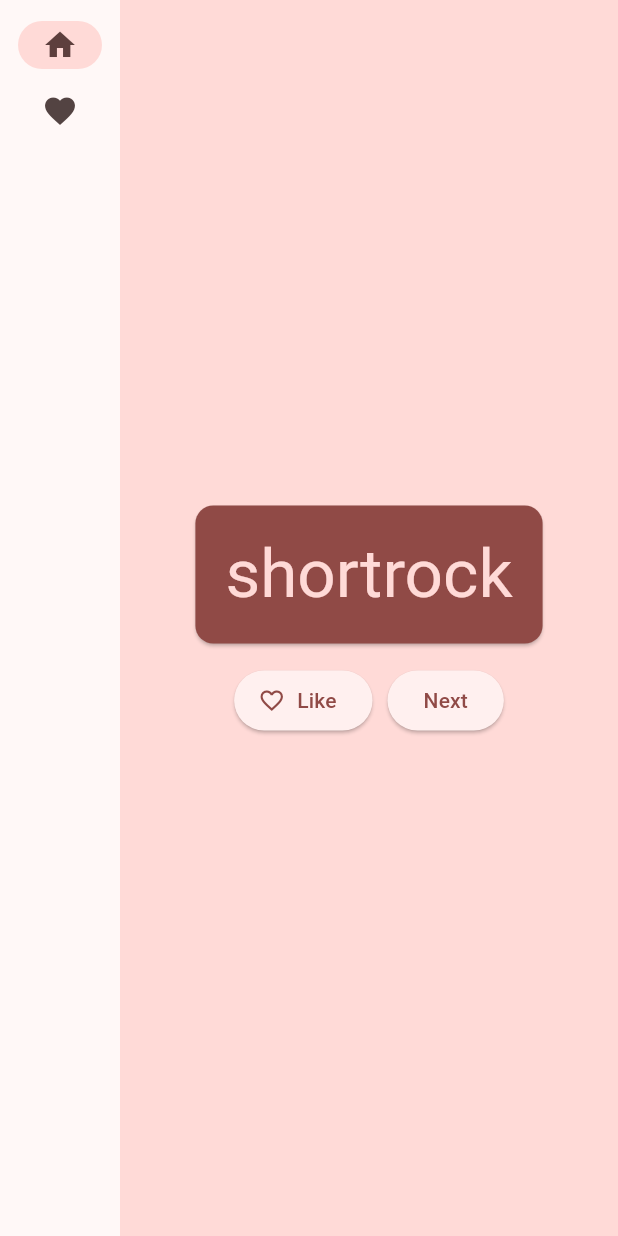
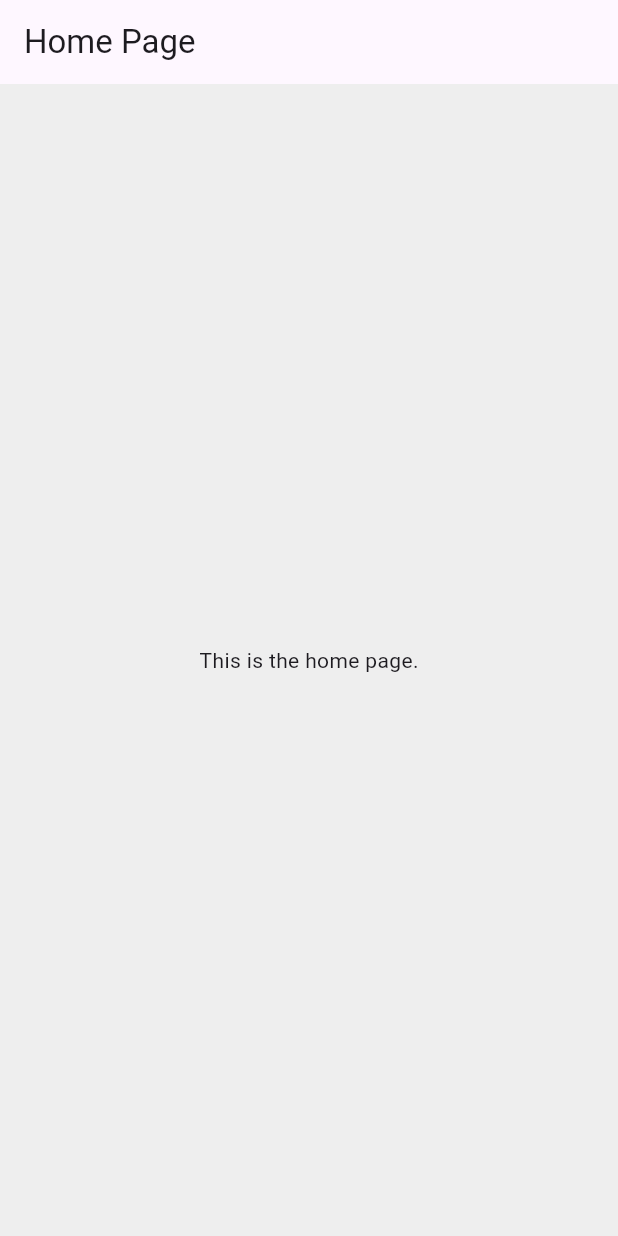
Before and after one commit to SuspectA2/Uprgrade-CRM, a Flutter app: the screen it shows after launch, on a phone screen of 412 x 824 dp. Run offline on Flutter 3.47's test engine with Material 3 defaults, Android fonts, the phone set to English and light mode, and no system bars.

Commit message:
Начало проекта с чистого листа

```diff
--- a/lib/main.dart
+++ b/lib/main.dart
@@ -1,205 +1,34 @@
-import 'package:english_words/english_words.dart';
 import 'package:flutter/material.dart';
-import 'package:provider/provider.dart';
 
 void main() {
   runApp(MyApp());
 }
 
 class MyApp extends StatelessWidget {
-  const MyApp({super.key});
-
   @override
   Widget build(BuildContext context) {
-    return ChangeNotifierProvider(
-      create: (context) => MyAppState(),
-      child: MaterialApp(
-        title: 'UpGrade CRM',
-        theme: ThemeData(
-          colorScheme: ColorScheme.fromSeed(seedColor: Colors.redAccent),
-        ),
-        home: MyHomePage(),
+    return MaterialApp(
+      title: 'Flutter Demo',
+      theme: ThemeData(
+
+        primarySwatch: Colors.green,
+        scaffoldBackgroundColor: Colors.grey[200],
+      ),
+      home: HomePage(),
+    );
+  }
+}
+
+class HomePage extends StatelessWidget {
+  @override
+  Widget build(BuildContext context) {
+    return Scaffold(
+      appBar: AppBar(
+        title: Text('Home Page'),
+      ),
+      body: Center(
+        child: Text('This is the home page.'),
       ),
     );
   }
 }
-
-class MyAppState extends ChangeNotifier {
-  var current = WordPair.random();
-  void getNext() {
-    current = WordPair.random();
-    notifyListeners();
-  }
-  var favorites = <WordPair>[];
-
-  void toggleFavorite() {
-    if (favorites.contains(current)) {
-      favorites.remove(current);
-    } else {
-      favorites.add(current);
-    }
-    notifyListeners();
-  }
-}
-
-class MyHomePage extends StatefulWidget {
-  @override
-  State<MyHomePage> createState() => _MyHomePageState();
-}
-
-class _MyHomePageState extends State<MyHomePage> {
-  var selectedIndex = 0;
-
-
-  @override
-  Widget build(BuildContext context) {
-    Widget page;
-    switch (selectedIndex) {
-      case 0:
-        page = GeneratorPage();
-        break;
-      case 1:
-        page = FavoritesPage();
-        break;
-      default:
-        throw UnimplementedError('no widget for $selectedIndex');
-    }
-    return LayoutBuilder(
-        builder: (context, constraints) {
-          return Scaffold(
-            body: Row(
-              children: [
-                SafeArea(
-                  child: NavigationRail(
-                    extended: constraints.maxWidth >= 600,
-                    destinations: [
-                      NavigationRailDestination(
-                        icon: Icon(Icons.home),
-                        label: Text('Home'),
-                      ),
-                      NavigationRailDestination(
-                        icon: Icon(Icons.favorite),
-                        label: Text('Favorites'),
-                      ),
-                    ],
-                    selectedIndex: selectedIndex,
-                    onDestinationSelected: (value) {
-                      setState(() {
-                        selectedIndex = value;
-                      });
-                    },
-                  ),
-                ),
-                Expanded(
-                  child: Container(
-                    color: Theme.of(context).colorScheme.primaryContainer,
-                    child: page,
-                  ),
-                ),
-              ],
-            ),
-          );
-        }
-    );
-  }
-}
-
-class GeneratorPage extends StatelessWidget {
-  @override
-  Widget build(BuildContext context) {
-    var appState = context.watch<MyAppState>();
-    var pair = appState.current;
-
-    IconData icon;
-    if (appState.favorites.contains(pair)) {
-      icon = Icons.favorite;
-    } else {
-      icon = Icons.favorite_border;
-    }
-
-    return Center(
-      child: Column(
-        mainAxisAlignment: MainAxisAlignment.center,
-        children: [
-          BigCard(pair: pair),
-          SizedBox(height: 10),
-          Row(
-            mainAxisSize: MainAxisSize.min,
-            children: [
-              ElevatedButton.icon(
-                onPressed: () {
-                  appState.toggleFavorite();
-                },
-                icon: Icon(icon),
-                label: Text('Like'),
-              ),
-              SizedBox(width: 10),
-              ElevatedButton(
-                onPressed: () {
-                  appState.getNext();
-                },
-                child: Text('Next'),
-              ),
-            ],
-          ),
-        ],
-      ),
-    );
-  }
-}
-
-class FavoritesPage extends StatelessWidget {
-  @override
-  Widget build(BuildContext context) {
-    var appState = context.watch<MyAppState>();
-
-    if (appState.favorites.isEmpty) {
-      return Center(
-        child: Text('No favorites yet.'),
-      );
-    }
-
-    return ListView(
-      children: [
-        Padding(
-          padding: const EdgeInsets.all(20),
-          child: Text('You have '
-              '${appState.favorites.length} favorites:'),
-        ),
-        for (var pair in appState.favorites)
-          ListTile(
-            leading: Icon(Icons.favorite),
-            title: Text(pair.asLowerCase),
-          ),
-      ],
-    );
-  }
-}
-
-class BigCard extends StatelessWidget {
-  const BigCard({
-    super.key,
-    required this.pair,
-  });
-  final WordPair pair;
-
-  @override
-  Widget build(BuildContext context) {
-    final theme = Theme.of(context);
-    final style = theme.textTheme.displayMedium!.copyWith(
-      color: theme.colorScheme.primaryFixed,
-    );
-
-    return Card(
-      color: theme.colorScheme.primary,
-      child: Padding(
-        padding: const EdgeInsets.all(20.0),
-        child: Text(
-          pair.asLowerCase,
-          style: style,
-          semanticsLabel: "${pair.first} ${pair.second}",
-        ),
-      ),
-    );
-  }
-}
```
